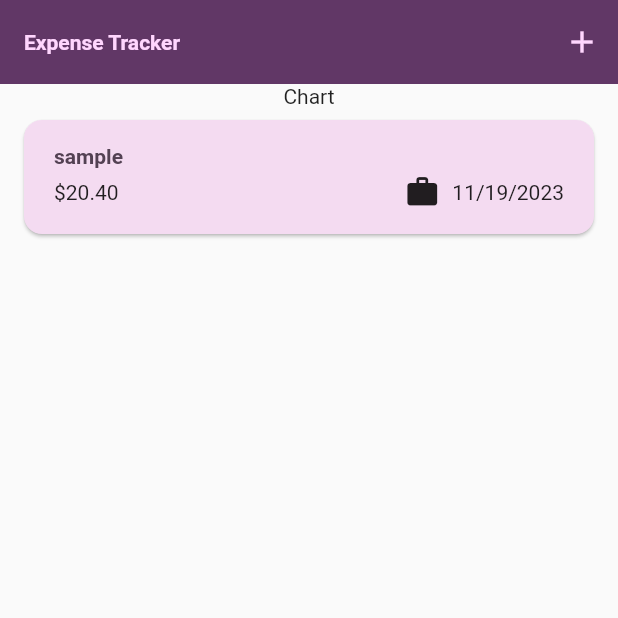
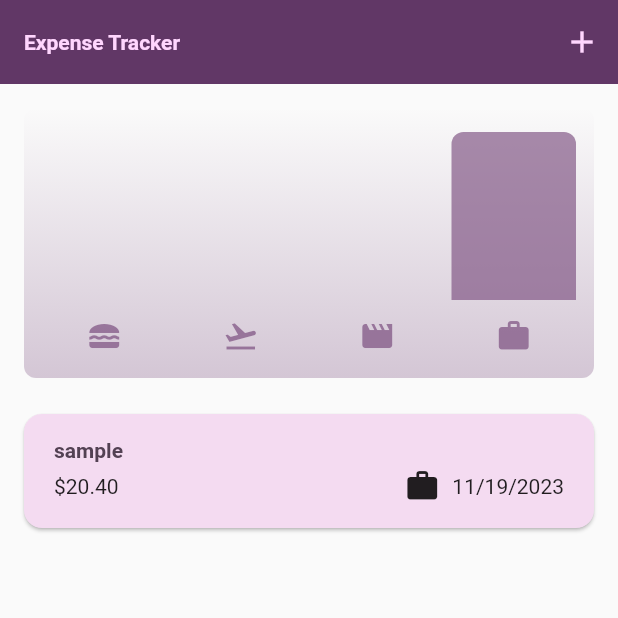
Before and after one commit to Nagaaswin/expenses-tracker-app, a Flutter app: the screen it shows after launch, on a phone screen of 412 x 824 dp, the top half of it. Run offline on Flutter 3.47's test engine with Material 2 defaults, Android fonts, the phone set to English and light mode, and no system bars.

Commit message:
added chart widget to display expenses based on chart

```diff
--- a/lib/models/expense.dart
+++ b/lib/models/expense.dart
@@ -24,3 +24,22 @@ class Expense {
     return formatter.format(date);
   }
 }
+
+class ExpenseBucket {
+  const ExpenseBucket(this.expenses, this.category);
+  final List<Expense> expenses;
+  final Category category;
+
+  ExpenseBucket.forCategory(List<Expense> allExpenses, this.category)
+      : expenses = allExpenses
+            .where((expense) => expense.category == category)
+            .toList();
+
+  double get totalExpenses {
+    double sum = 0;
+    for (final expense in expenses) {
+      sum += expense.amount;
+    }
+    return sum;
+  }
+}
--- /dev/null
+++ b/lib/widgets/chart/chart.dart
@@ -0,0 +1,95 @@
+import 'package:expenses_tracker_app/models/expense.dart';
+import 'package:expenses_tracker_app/widgets/chart/chart_bar.dart';
+import 'package:flutter/material.dart';
+
+import '../../enums/category.dart';
+import '../../icons/expense_icons.dart';
+
+class Chart extends StatelessWidget {
+  const Chart({super.key, required this.expenses});
+
+  final List<Expense> expenses;
+
+  List<ExpenseBucket> get buckets {
+    return [
+      for (final category in Category.values)
+        ExpenseBucket.forCategory(expenses, category),
+    ];
+  }
+
+  double get maxTotalExpense {
+    double maxTotalExpense = 0;
+
+    for (final bucket in buckets) {
+      if (bucket.totalExpenses > maxTotalExpense) {
+        maxTotalExpense = bucket.totalExpenses;
+      }
+    }
+
+    return maxTotalExpense;
+  }
+
+  @override
+  Widget build(BuildContext context) {
+    final isDarkMode =
+        MediaQuery.of(context).platformBrightness == Brightness.dark;
+    return Container(
+      margin: const EdgeInsets.all(16),
+      padding: const EdgeInsets.symmetric(
+        vertical: 16,
+        horizontal: 8,
+      ),
+      width: double.infinity,
+      height: 180,
+      decoration: BoxDecoration(
+        borderRadius: BorderRadius.circular(8),
+        gradient: LinearGradient(
+          colors: [
+            Theme.of(context).colorScheme.primary.withOpacity(0.3),
+            Theme.of(context).colorScheme.primary.withOpacity(0.0)
+          ],
+          begin: Alignment.bottomCenter,
+          end: Alignment.topCenter,
+        ),
+      ),
+      child: Column(
+        children: [
+          Expanded(
+            child: Row(
+              crossAxisAlignment: CrossAxisAlignment.end,
+              children: [
+                for (final bucket in buckets) // alternative to map()
+                  ChartBar(
+                    fill: bucket.totalExpenses == 0
+                        ? 0
+                        : bucket.totalExpenses / maxTotalExpense,
+                  )
+              ],
+            ),
+          ),
+          const SizedBox(height: 12),
+          Row(
+            children: buckets
+                .map(
+                  (bucket) => Expanded(
+                    child: Padding(
+                      padding: const EdgeInsets.symmetric(horizontal: 4),
+                      child: Icon(
+                        categoryIcons[bucket.category],
+                        color: isDarkMode
+                            ? Theme.of(context).colorScheme.secondary
+                            : Theme.of(context)
+                                .colorScheme
+                                .primary
+                                .withOpacity(0.7),
+                      ),
+                    ),
+                  ),
+                )
+                .toList(),
+          )
+        ],
+      ),
+    );
+  }
+}
--- /dev/null
+++ b/lib/widgets/chart/chart_bar.dart
@@ -0,0 +1,34 @@
+import 'package:flutter/material.dart';
+
+class ChartBar extends StatelessWidget {
+  const ChartBar({
+    super.key,
+    required this.fill,
+  });
+
+  final double fill;
+
+  @override
+  Widget build(BuildContext context) {
+    final isDarkMode =
+        MediaQuery.of(context).platformBrightness == Brightness.dark;
+    return Expanded(
+      child: Padding(
+        padding: const EdgeInsets.symmetric(horizontal: 4),
+        child: FractionallySizedBox(
+          heightFactor: fill,
+          child: DecoratedBox(
+            decoration: BoxDecoration(
+              shape: BoxShape.rectangle,
+              borderRadius:
+                  const BorderRadius.vertical(top: Radius.circular(8)),
+              color: isDarkMode
+                  ? Theme.of(context).colorScheme.secondary
+                  : Theme.of(context).colorScheme.primary.withOpacity(0.65),
+            ),
+          ),
+        ),
+      ),
+    );
+  }
+}
--- a/lib/widgets/expenses.dart
+++ b/lib/widgets/expenses.dart
@@ -1,4 +1,5 @@
 import 'package:expenses_tracker_app/enums/category.dart';
+import 'package:expenses_tracker_app/widgets/chart/chart.dart';
 import 'package:expenses_tracker_app/widgets/expenses_list/expense_list.dart';
 import 'package:expenses_tracker_app/widgets/new_expense.dart';
 import 'package:flutter/material.dart';
@@ -81,29 +82,10 @@ class _ExpensesState extends State<Expenses> {
       ),
       body: Column(
         children: [
-          const Text('Chart'),
+          Chart(expenses: _registeredExpenses),
           Expanded(child: contentToBeDisplayed),
         ],
       ),
     );
   }
 }
-
-class ExpensesBucket {
-  ExpensesBucket(this.expenses, this.category);
-  final List<Expense> expenses;
-  final Category category;
-
-  ExpensesBucket.forCategory(List<Expense> allExpenses, this.category)
-      : expenses = allExpenses
-            .where((expense) => expense.category == category)
-            .toList();
-
-  double get totalExpenses {
-    double sum = 0;
-    for (final expense in expenses) {
-      sum += expense.amount;
-    }
-    return sum;
-  }
-}
```
